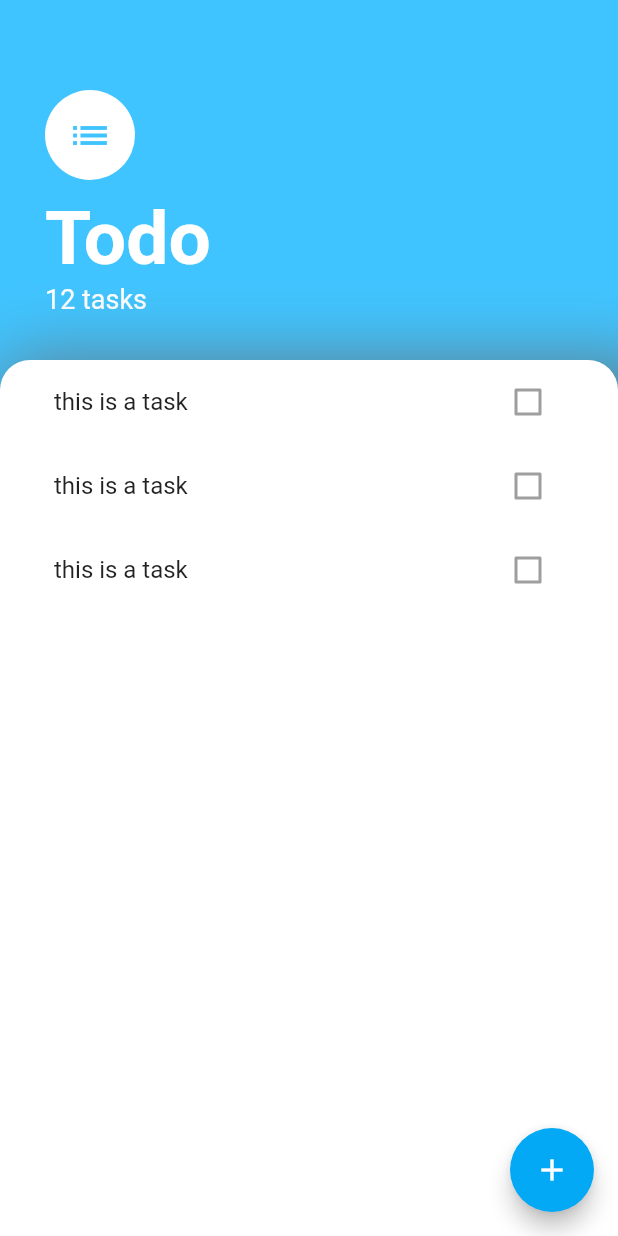
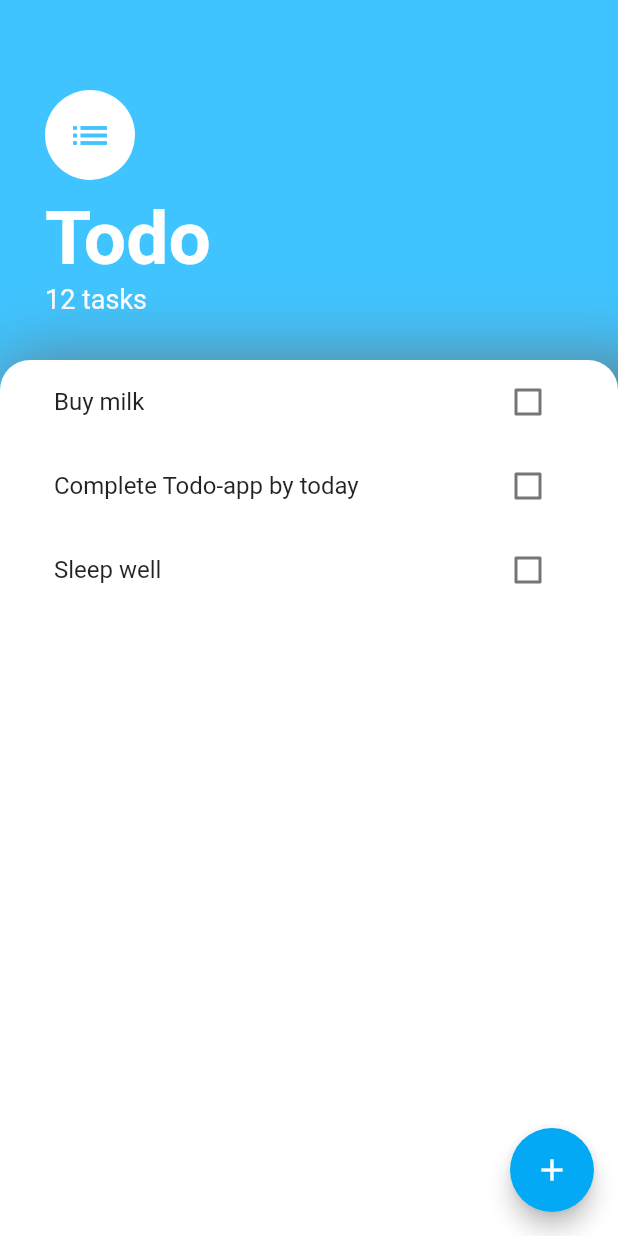
Before and after one commit to revanthRaghuPrasad/todos-flutter, a Flutter app: the screen it shows after launch, on a phone screen of 412 x 824 dp. Run offline on Flutter 3.47's test engine with Material 2 defaults, Android fonts, the phone set to English and light mode, and no system bars.

Commit message:
dynamic data into the list using ListView.builder

```diff
--- /dev/null
+++ b/lib/models/task.dart
@@ -0,0 +1,10 @@
+class Task {
+  final String name;
+  bool isDone;
+
+  Task({this.name, this.isDone = false});
+
+  void toggleDone() {
+    isDone = !isDone;
+  }
+}
--- a/lib/widgets/task_list.dart
+++ b/lib/widgets/task_list.dart
@@ -1,19 +1,33 @@
 import 'package:flutter/material.dart';
+import 'package:todo_flutter/models/task.dart';
 import 'package:todo_flutter/widgets/task_tile.dart';
 
-class TasksLists extends StatelessWidget {
-  const TasksLists({
-    Key key,
-  }) : super(key: key);
+class TasksLists extends StatefulWidget {
+  @override
+  _TasksListsState createState() => _TasksListsState();
+}
+
+class _TasksListsState extends State<TasksLists> {
+  List<Task> tasks = [
+    Task(name: 'Buy milk'),
+    Task(name: 'Complete Todo-app by today'),
+    Task(name: 'Sleep well'),
+  ];
 
   @override
   Widget build(BuildContext context) {
-    return ListView(
-      children: [
-        TaskTile(),
-        TaskTile(),
-        TaskTile(),
-      ],
+    return ListView.builder(
+      itemBuilder: (context, index) {
+        return TaskTile(
+            taskTitle: tasks[index].name,
+            isChececked: tasks[index].isDone,
+            checkboxCallback: (bool checkboxState) {
+              setState(() {
+                tasks[index].toggleDone();
+              });
+            });
+      },
+      itemCount: tasks.length,
     );
   }
 }
--- a/lib/widgets/task_tile.dart
+++ b/lib/widgets/task_tile.dart
@@ -1,16 +1,24 @@
 import 'package:flutter/material.dart';
 
 class TaskTile extends StatelessWidget {
-  const TaskTile({
-    Key key,
-  }) : super(key: key);
+  final bool isChececked;
+  final String taskTitle;
+  final Function checkboxCallback;
+
+  TaskTile({this.isChececked, this.taskTitle, this.checkboxCallback});
 
   @override
   Widget build(BuildContext context) {
     return ListTile(
-      title: Text('this is a task'),
+      title: Text(
+        taskTitle,
+        style: TextStyle(
+            decorationThickness: 2.0,
+            decoration: isChececked ? TextDecoration.lineThrough : null),
+      ),
       trailing: Checkbox(
-        value: false,
+        value: isChececked,
+        onChanged: checkboxCallback,
       ),
     );
   }
```
